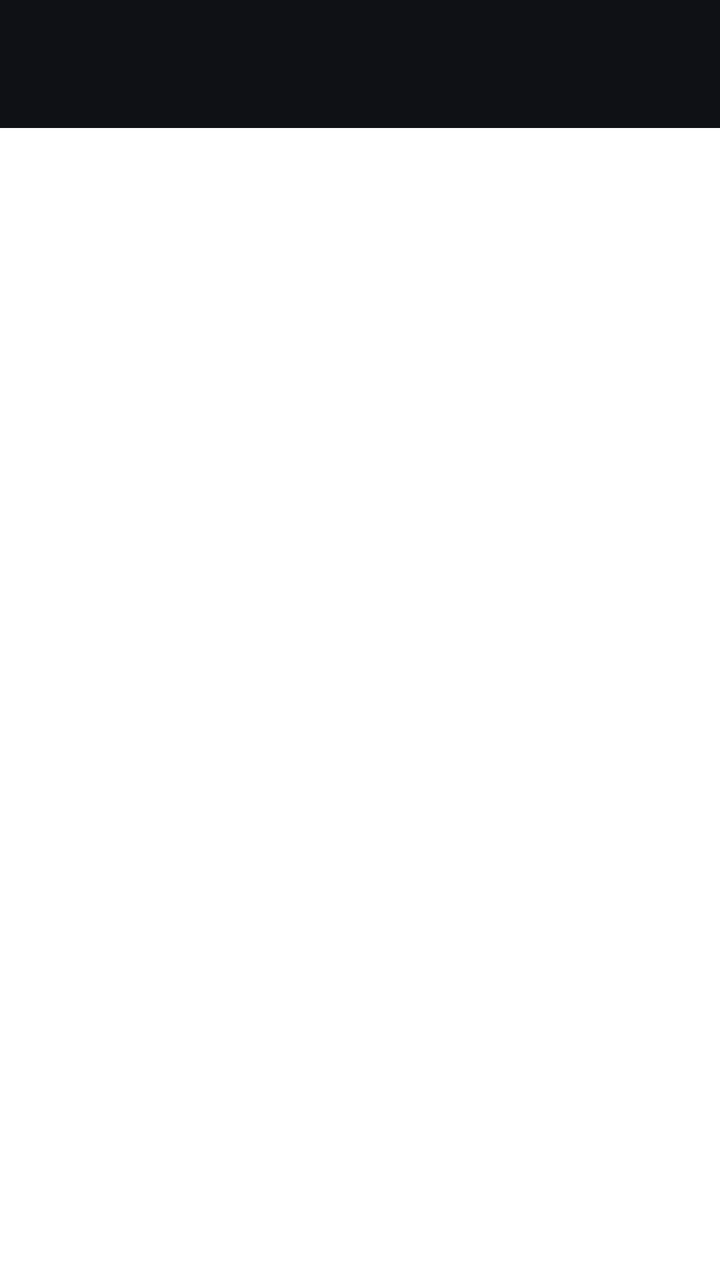
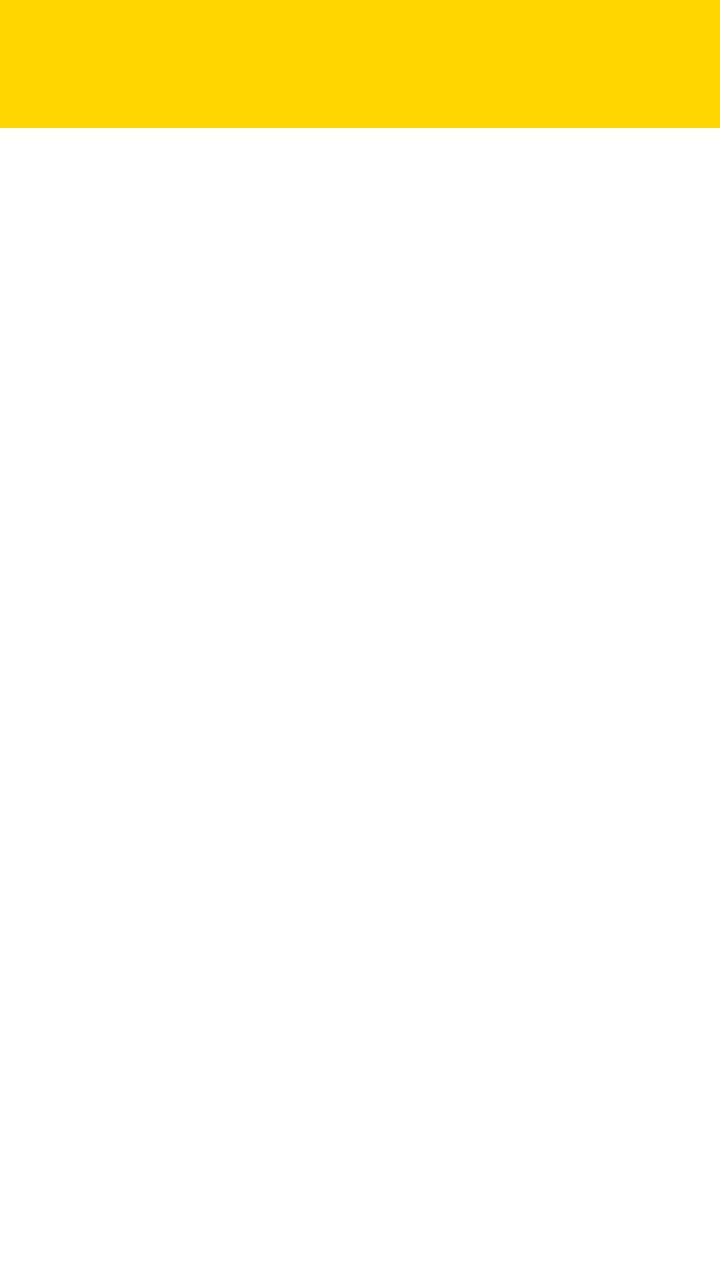

Two renders of the same Android screen: before a commit and after it. Below are the layout's source before the change and the commit's diff.
<!-- AndroidManifest.xml: application theme Theme.Hanif_3TIA -->
<!-- res/layout/fragment_module.xml -->
<?xml version="1.0" encoding="utf-8"?>
<androidx.coordinatorlayout.widget.CoordinatorLayout xmlns:android="http://schemas.android.com/apk/res/android"
    xmlns:tools="http://schemas.android.com/tools"
    android:layout_width="match_parent"
    android:layout_height="match_parent"
    xmlns:app="http://schemas.android.com/apk/res-auto"
    tools:context=".Module.ModuleFragment"
    android:background="#FFFFFF">

    

    <com.google.android.material.appbar.AppBarLayout
        android:id="@+id/appBarLayout"
        android:layout_width="match_parent"
        android:layout_height="wrap_content"
        android:theme="@style/ThemeOverlay.AppCompat.Dark.ActionBar">
        <androidx.appcompat.widget.Toolbar
            android:id="@+id/toolbar"
            android:layout_width="match_parent"
            android:layout_height="?attr/actionBarSize"
            android:background="?attr/colorPrimary"
            app:layout_scrollFlags="scroll|enterAlways"
            android:backgroundTint="@color/Black_Solid"
            app:titleTextColor="@android:color/white" />
    </com.google.android.material.appbar.AppBarLayout>

    <ListView
        android:id="@+id/listModuleItem"
        android:layout_width="match_parent"
        android:layout_height="match_parent"
        app:layout_behavior="@string/appbar_scrolling_view_behavior" />



</androidx.coordinatorlayout.widget.CoordinatorLayout>
<!-- resources referenced by this layout -->
<resources>
  <color name="Black_Solid">#0F1115</color>
  <style name="Theme.Hanif_3TIA" parent="Base.Theme.Hanif_3TIA" />
  <style name="Base.Theme.Hanif_3TIA" parent="Theme.Material3.DayNight.NoActionBar">
          
          
      </style>
</resources>

<!-- the commit's change to res/layout/fragment_module.xml (unified diff, before → after) -->
@@ -7,21 +7,31 @@
     tools:context=".Module.ModuleFragment"
     android:background="#FFFFFF">
 
-    
+    <View
+        android:id="@+id/background_header"
+        android:layout_width="0dp"
+        android:layout_height="100dp"
+        android:background="@drawable/bg_header_wave"
+        app:layout_constraintEnd_toEndOf="parent"
+        app:layout_constraintHorizontal_bias="0.0"
+        app:layout_constraintStart_toStartOf="parent"
+        app:layout_constraintTop_toTopOf="parent" />
+
 
     <com.google.android.material.appbar.AppBarLayout
         android:id="@+id/appBarLayout"
         android:layout_width="match_parent"
         android:layout_height="wrap_content"
         android:theme="@style/ThemeOverlay.AppCompat.Dark.ActionBar">
+
         <androidx.appcompat.widget.Toolbar
             android:id="@+id/toolbar"
             android:layout_width="match_parent"
             android:layout_height="?attr/actionBarSize"
             android:background="?attr/colorPrimary"
             app:layout_scrollFlags="scroll|enterAlways"
-            android:backgroundTint="@color/Black_Solid"
-            app:titleTextColor="@android:color/white" />
+            android:backgroundTint="#FFD600"
+            app:titleTextColor="@color/Black_Solid" />
     </com.google.android.material.appbar.AppBarLayout>
 
     <ListView
<!-- resource entries referenced after the edit -->
@@ -1,6 +1,25 @@
 <!-- resources referenced by this layout -->
 <resources>
   <color name="Black_Solid">#0F1115</color>
+  <!-- drawable bg_header_wave (drawable) -->
+  <vector xmlns:android="http://schemas.android.com/apk/res/android"
+      android:width="360dp"
+      android:height="140dp"
+      android:viewportWidth="360"
+      android:viewportHeight="140">
+  
+      
+      <path
+          android:fillColor="#FFD600"
+          android:fillAlpha="0.20"
+          android:pathData="M0,0 L360,0 L360,105 C290,135 230,80 180,110 C130,135 70,80 0,115 Z" />
+  
+      
+      <path
+          android:fillColor="#FFD600"
+          android:fillAlpha="0.85"
+          android:pathData="M0,0 L360,0 L360,85 C300,120 240,70 180,95 C120,120 60,70 0,100 Z" />
+  </vector>
   <style name="Theme.Hanif_3TIA" parent="Base.Theme.Hanif_3TIA" />
   <style name="Base.Theme.Hanif_3TIA" parent="Theme.Material3.DayNight.NoActionBar">
           
